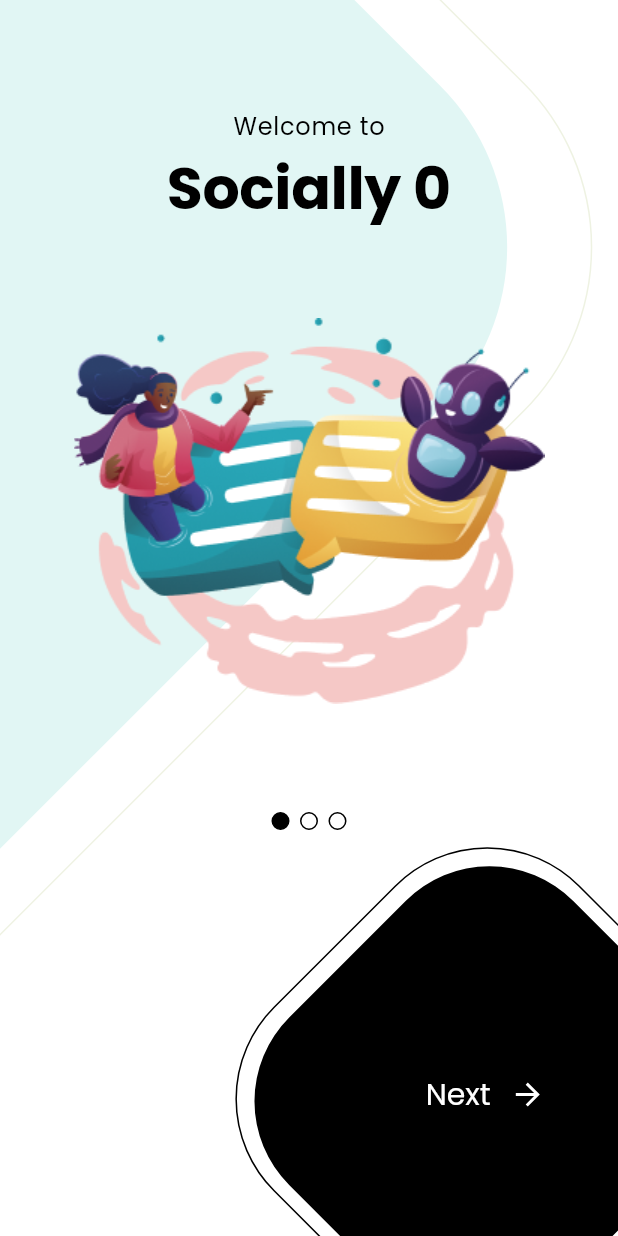
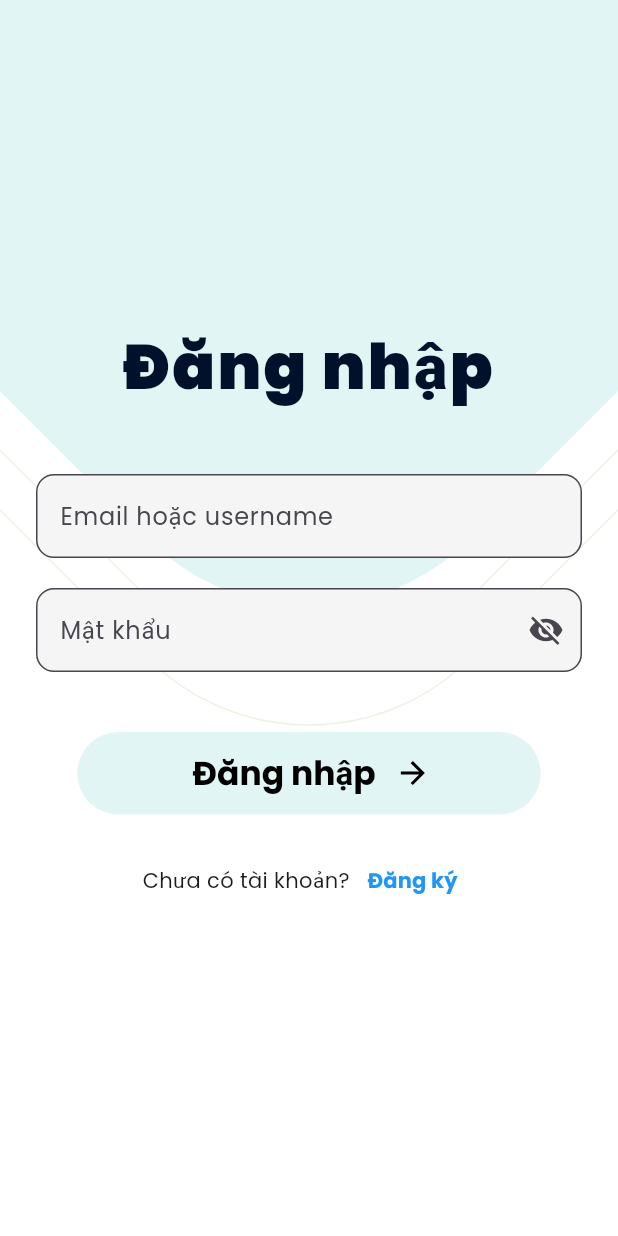
Before and after one commit to futoizdafuto/social-media-whichapp, a Flutter app: the screen it shows after launch, on a phone screen of 412 x 824 dp. Run offline on Flutter 3.47's test engine with Material 3 defaults, Android fonts, the phone set to English and light mode, and no system bars; our stand-ins replace flutter_svg, google_fonts.

Commit message:
Them giao dien login, register, them nut cai dat de dang xuat o trang profile

```diff
--- a/lib/main.dart
+++ b/lib/main.dart
@@ -3,6 +3,7 @@ import 'package:google_fonts/google_fonts.dart';
 
 import 'config/colors.dart';
 import 'screens/onboarding/onboarding_screen.dart';
+import 'screens/login/login_screen.dart';
 
 void main() {
   runApp(const MyApp());
@@ -17,7 +18,7 @@ class MyApp extends StatelessWidget {
       title: 'Socially',
       debugShowCheckedModeBanner: false,
       theme: kAppThemeData,
-      home: const OnboardingScreen(),
+      home: const LoginScreen(),
       // home: SettingsWidget(),
     );
   }
--- /dev/null
+++ b/lib/screens/login/login_screen.dart
@@ -0,0 +1,179 @@
+import 'package:flutter/material.dart';
+import 'package:flutter_svg/svg.dart';
+
+import '../../config/colors.dart';
+import 'package:socially_app_flutter_ui/screens/nav/nav.dart';
+import 'widgets/login_widget.dart';
+import 'package:socially_app_flutter_ui/screens/register/RegisterScreen.dart';
+
+class LoginScreen extends StatefulWidget {
+  const LoginScreen({Key? key}) : super(key: key);
+
+  @override
+  State<LoginScreen> createState() => _LoginScreenState();
+}
+
+class _LoginScreenState extends State<LoginScreen> {
+  final TextEditingController _emailController = TextEditingController();
+  final TextEditingController _passwordController = TextEditingController();
+  final GlobalKey<FormState> _formKey = GlobalKey<FormState>();
+  bool _isObscure = true; // hiển thị mật khẩu
+  @override
+  Widget build(BuildContext context) {
+    Size size = MediaQuery.of(context).size;
+
+    return LoginBackground(
+      child: Scaffold(
+        backgroundColor: Colors.transparent,
+        body: Center(
+          child: SingleChildScrollView(
+            child: Padding(
+              padding: const EdgeInsets.symmetric(horizontal: 24.0),
+              child: Form(
+                key: _formKey,
+                child: Column(
+                  crossAxisAlignment: CrossAxisAlignment.center,
+                  mainAxisAlignment: MainAxisAlignment.center,
+                  children: [
+                    // Tiêu đề đăng nhập
+                    Text(
+                      'Đăng nhập',
+                      textAlign: TextAlign.center,
+                      style: Theme.of(context).textTheme.displayLarge!.copyWith(
+                            fontSize: 42.0, // Kích thước chữ lớn hơn
+                            color: const Color.fromARGB(255, 1, 16, 43),
+                            fontWeight: FontWeight.w900,
+                            letterSpacing: 1.5, // Khoảng cách giữa các chữ cái
+                          ),
+                    ),
+                    const SizedBox(height: 40.0),
+
+                    // Trường nhập email
+                    TextFormField(
+                      controller: _emailController,
+                      decoration: InputDecoration(
+                        labelText: 'Email hoặc username',
+                        border: OutlineInputBorder(
+                          borderRadius: BorderRadius.circular(12.0),
+                        ),
+                        filled: true,
+                        fillColor: Colors.grey[100],
+                      ),
+                      keyboardType: TextInputType.emailAddress,
+                      validator: (value) {
+                        if (value == null || value.isEmpty) {
+                          return 'Vui lòng nhập email hoặc username';
+                        }
+                        return null;
+                      },
+                    ),
+                    const SizedBox(height: 20.0),
+
+                    // Trường nhập mật khẩu
+                    TextFormField(
+                      controller: _passwordController,
+                      obscureText: _isObscure,
+                      decoration: InputDecoration(
+                        labelText: 'Mật khẩu',
+                        border: OutlineInputBorder(
+                          borderRadius: BorderRadius.circular(12.0),
+                        ),
+                        filled: true,
+                        fillColor: Colors.grey[100],
+                       suffixIcon: IconButton(
+                          icon: Icon(
+                            _isObscure ? Icons.visibility_off : Icons.visibility,
+                          ),
+                          onPressed: () {
+                            setState(() {
+                              _isObscure = !_isObscure; // Toggle password visibility
+                            });
+                          },
+                        ),
+                      ),
+                      validator: (value) {
+                        if (value == null || value.isEmpty) {
+                          return 'Vui lòng nhập mật khẩu';
+                        }
+                        return null;
+                      },
+                    ),
+                    const SizedBox(height: 40.0),
+
+                    // Nút đăng nhập
+                    GestureDetector(
+                      onTap: () {
+                        // Kiểm tra nếu các trường không hợp lệ
+                        if (_formKey.currentState!.validate()) {
+                          Navigator.push(
+                            context,
+                            MaterialPageRoute(
+                              builder: (context) => const Nav(),
+                            ),
+                          );
+                        }
+                      },
+                      child: Container(
+                        width: size.width * 0.75,
+                        height: 55.0,
+                        alignment: Alignment.center,
+                        decoration: BoxDecoration(
+                          color: k2MainThemeColor,
+                          borderRadius: BorderRadius.circular(30.0),
+                        ),
+                        child: Row(
+                          mainAxisAlignment: MainAxisAlignment.center,
+                          children: [
+                            Text(
+                              'Đăng nhập',
+                              style: Theme.of(context).textTheme.headlineSmall!.copyWith(
+                                    color: const Color.fromARGB(255, 0, 0, 0),
+                                    fontSize: 22.0,
+                                    fontWeight: FontWeight.bold,
+                                  ),
+                            ),
+                            const SizedBox(width: 16.0),
+                            SvgPicture.asset(
+                              'assets/icons/arrow_forward.svg',
+                              color: const Color.fromARGB(255, 0, 0, 0),
+                            ),
+                          ],
+                        ),
+                      ),
+                    ),
+                    const SizedBox(height: 20.0),
+
+                    // Dòng hỏi chưa có tài khoản
+                    Row(
+                      mainAxisAlignment: MainAxisAlignment.center,
+                      children: [
+                        const Text("Chưa có tài khoản?"),
+                        TextButton(
+                          onPressed: () {
+                            Navigator.push(
+                              context,
+                              MaterialPageRoute(
+                                builder: (context) => const Registerscreen(),
+                              ),
+                            );
+                          },
+                          child: const Text(
+                            'Đăng ký',
+                            style: TextStyle(
+                              color: Colors.blue, // Màu của chữ Đăng ký
+                              fontWeight: FontWeight.bold,
+                            ),
+                          ),
+                        ),
+                      ],
+                    ),
+                  ],
+                ),
+              ),
+            ),
+          ),
+        ),
+      ),
+    );
+  }
+}
--- /dev/null
+++ b/lib/screens/login/widgets/login_widget.dart
@@ -0,0 +1,64 @@
+import 'package:flutter/material.dart';
+import 'package:socially_app_flutter_ui/config/colors.dart';
+import 'dart:math' as math;
+
+class LoginBackground extends StatelessWidget {
+  const LoginBackground({Key? key, required this.child}) : super(key: key);
+
+  final Widget child;
+
+  @override
+  Widget build(BuildContext context) {
+    Size size = MediaQuery.of(context).size;
+    return Scaffold(
+      body: Stack(
+        alignment: Alignment.center,
+        children: [
+          Positioned(
+            top: -50,
+            child: Transform.rotate(
+              angle: math.pi / 4,
+              child: Container(
+                height: size.height * 0.60,
+                width: size.height * 0.60,
+                decoration: BoxDecoration(
+                  border: Border.all(width: 1.0, color: k3AccentLines),
+                  borderRadius: BorderRadius.circular(152.0),
+                ),
+              ),
+            ),
+          ),
+          Positioned(
+            top: -90,
+            child: Transform.rotate(
+              angle: math.pi / 4,
+              child: Container(
+                height: size.height * 0.60,
+                width: size.height * 0.60,
+                decoration: BoxDecoration(
+                  border: Border.all(width: 1.0, color: k3AccentLines),
+                  borderRadius: BorderRadius.circular(152.0),
+                ),
+              ),
+            ),
+          ),
+          Positioned(
+            top: -130,
+            child: Transform.rotate(
+              angle: math.pi / 4,
+              child: Container(
+                height: size.height * 0.60,
+                width: size.height * 0.60,
+                decoration: BoxDecoration(
+                  color: k2MainThemeColor,
+                  borderRadius: BorderRadius.circular(152.0),
+                ),
+              ),
+            ),
+          ),
+          child,
+        ],
+      ),
+    );
+  }
+}
```
Also changed, not shown: lib/screens/profile/profile_screen.dart (+26 -4 lines), lib/screens/profile/setting_profile/setting_profile_screen.dart (added, +79 -0 lines), lib/screens/register/RegisterScreen.dart (added, +244 -0 lines), lib/screens/register/widgets/register_widget.dart (added, +63 -0 lines), lib/screens/login/login_page.dart (deleted), 1 other file.
